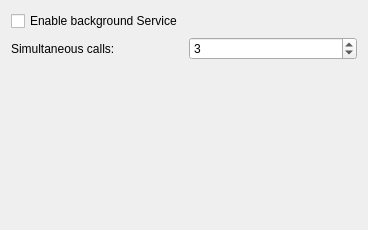
Before: the Qt Designer form kcm/configservice.ui in KDE/nepomuk-webminer, drawn with Qt 5.
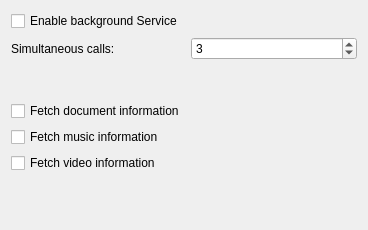
After: the same form once the commit is applied. Custom widgets are drawn as their Qt base class.

Commit message:
Allow to disable certain resource types in the background service fetcher
Now one can decide to disable document or music or video fetching in the
automatic service.

This allows to have the fetcher only enabled for videos while no private
data in any docuemnt might be exposed to the internet.

Diff of the .ui file:
```diff
--- a/kcm/configservice.ui
+++ b/kcm/configservice.ui
@@ -11,6 +11,9 @@
    </rect>
   </property>
   <layout class="QFormLayout" name="formLayout">
+   <property name="labelAlignment">
+    <set>Qt::AlignLeading|Qt::AlignLeft|Qt::AlignVCenter</set>
+   </property>
    <item row="0" column="0">
     <widget class="QCheckBox" name="enableService">
      <property name="toolTip">
@@ -47,6 +50,62 @@
      </property>
     </widget>
    </item>
+   <item row="3" column="0">
+    <widget class="QCheckBox" name="documentServiceBox">
+     <property name="toolTip">
+      <string>Service needs to be restarted to take effect.</string>
+     </property>
+     <property name="text">
+      <string>Fetch document information</string>
+     </property>
+    </widget>
+   </item>
+   <item row="4" column="0">
+    <widget class="QCheckBox" name="musicServiceBox">
+     <property name="toolTip">
+      <string>Service needs to be restarted to take effect.</string>
+     </property>
+     <property name="text">
+      <string>Fetch music information</string>
+     </property>
+    </widget>
+   </item>
+   <item row="5" column="0">
+    <widget class="QCheckBox" name="videoServiceBox">
+     <property name="toolTip">
+      <string>Service needs to be restarted to take effect.</string>
+     </property>
+     <property name="text">
+      <string>Fetch video information</string>
+     </property>
+    </widget>
+   </item>
+   <item row="2" column="0">
+    <spacer name="verticalSpacer">
+     <property name="orientation">
+      <enum>Qt::Vertical</enum>
+     </property>
+     <property name="sizeHint" stdset="0">
+      <size>
+       <width>20</width>
+       <height>20</height>
+      </size>
+     </property>
+    </spacer>
+   </item>
+   <item row="6" column="0">
+    <spacer name="verticalSpacer_2">
+     <property name="orientation">
+      <enum>Qt::Vertical</enum>
+     </property>
+     <property name="sizeHint" stdset="0">
+      <size>
+       <width>20</width>
+       <height>40</height>
+      </size>
+     </property>
+    </spacer>
+   </item>
   </layout>
  </widget>
  <customwidgets>
```
The commit also changes 4 other files.
